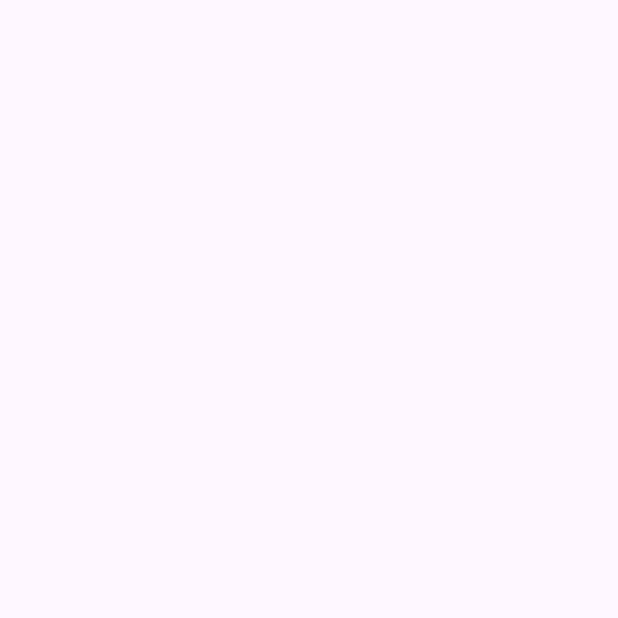
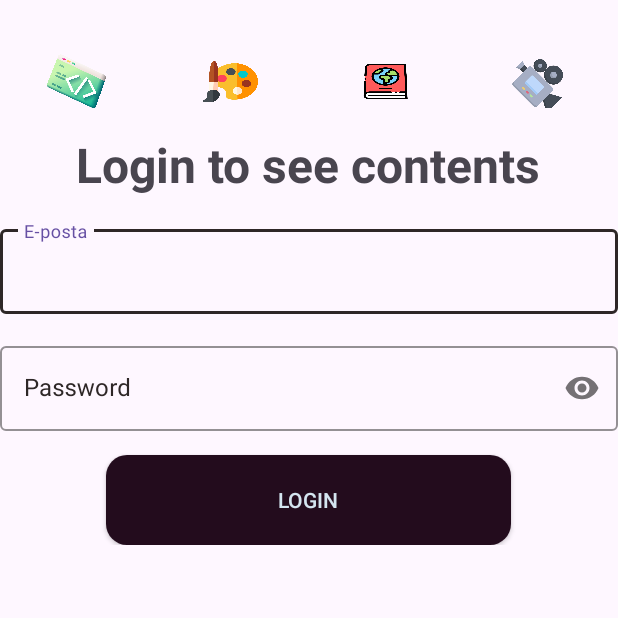
Before and after one commit to bymaskeli53/LearnConnect, an Android app: the screen it shows after launch (MainActivity), on a phone screen of 412 x 824 dp, the top half of it. Before the commit the part shown is empty. Run offline under Robolectric (Android 15) with nearby library versions, the phone set to English and light mode, and no system bars.

Commit message:
Create basic login screen

```diff
--- /dev/null
+++ b/app/src/main/res/drawable/button_shape.xml
@@ -0,0 +1,20 @@
+<?xml version="1.0" encoding="utf-8"?>
+<shape xmlns:android="http://schemas.android.com/apk/res/android" android:shape="rectangle" >
+    <corners
+        android:radius="14dp"
+        />
+    <solid
+        android:color="@color/background_button"
+        />
+    <padding
+        android:left="0dp"
+        android:top="0dp"
+        android:right="0dp"
+        android:bottom="0dp"
+        />
+    <size
+        android:width="270dp"
+        android:height="60dp"
+        />
+
+</shape>
--- /dev/null
+++ b/app/src/main/res/drawable/et_border_color.xml
@@ -0,0 +1,6 @@
+<?xml version="1.0" encoding="utf-8"?>
+<shape xmlns:android="http://schemas.android.com/apk/res/android">
+    <stroke
+        android:width="1dp"
+        android:color="@color/colorBorder" />
+</shape>
--- a/app/src/main/res/layout/activity_main.xml
+++ b/app/src/main/res/layout/activity_main.xml
@@ -7,6 +7,115 @@
     android:layout_height="match_parent"
     tools:context=".MainActivity">
 
+    <LinearLayout
+        android:id="@+id/linearLayout"
+        android:layout_width="match_parent"
+        android:layout_height="wrap_content"
+        android:layout_marginTop="36dp"
+        android:gravity="end"
+        android:orientation="horizontal"
+        android:weightSum="4"
+        app:layout_constraintStart_toStartOf="parent"
+        app:layout_constraintTop_toTopOf="parent">
+
+        <androidx.appcompat.widget.AppCompatImageView
+            android:id="@+id/iv_coding"
+            android:layout_width="36dp"
+            android:layout_height="36dp"
+            android:layout_weight="1"
+            android:rotation="19"
+            android:rotationX="23"
+            android:rotationY="19"
+            android:src="@drawable/ic_coding" />
+
+        <androidx.appcompat.widget.AppCompatImageView
+            android:id="@+id/iv_art"
+            android:layout_width="36dp"
+            android:layout_height="36dp"
+            android:layout_weight="1"
+            android:rotationX="40"
+            android:src="@drawable/ic_art" />
+
+        <androidx.appcompat.widget.AppCompatImageView
+            android:id="@+id/iv_geography"
+            android:layout_width="36dp"
+            android:layout_height="36dp"
+            android:layout_weight="1"
+            android:rotationX="49"
+            android:src="@drawable/ic_geography" />
+
+        <androidx.appcompat.widget.AppCompatImageView
+            android:id="@+id/iv_camera"
+            android:layout_width="36dp"
+            android:layout_height="36dp"
+            android:layout_weight="1"
+            android:rotation="45"
+            android:src="@drawable/ic_camera" />
+
+    </LinearLayout>
+
+    <LinearLayout
+        android:layout_width="match_parent"
+        android:layout_height="wrap_content"
+        android:orientation="vertical"
+        app:layout_constraintTop_toBottomOf="@id/linearLayout">
+
+        <androidx.appcompat.widget.AppCompatTextView
+            android:layout_width="wrap_content"
+            android:layout_height="wrap_content"
+            android:layout_gravity="center"
+            android:layout_marginTop="16dp"
+            android:text="@string/login_to_see_contents"
+            android:textSize="32sp"
+            android:textStyle="bold" />
+
+
+        <com.google.android.material.textfield.TextInputLayout
+            style="@style/Widget.MaterialComponents.TextInputLayout.OutlinedBox"
+            android:layout_width="match_parent"
+            android:layout_height="wrap_content"
+            android:layout_marginTop="16dp"
+            android:background="@null"
+            android:hint="E-posta"
+            android:textColorHint="@color/colorBorder"
+            app:boxStrokeColor="@color/colorBorder">
+
+            <com.google.android.material.textfield.TextInputEditText
+                android:layout_width="match_parent"
+                android:layout_height="wrap_content"
+                android:inputType="textEmailAddress" />
+        </com.google.android.material.textfield.TextInputLayout>
+
+
+        <com.google.android.material.textfield.TextInputLayout
+            style="@style/Widget.MaterialComponents.TextInputLayout.OutlinedBox"
+            android:layout_width="match_parent"
+            android:layout_height="wrap_content"
+            android:layout_marginTop="16dp"
+            android:background="@null"
+            android:hint="@string/password"
+            android:textColorHint="@color/colorBorder"
+            app:passwordToggleEnabled="true"
+            app:boxStrokeColor="@color/colorBorder">
+
+            <com.google.android.material.textfield.TextInputEditText
+
+                android:layout_width="match_parent"
+                android:layout_height="wrap_content"
+                android:inputType="textPassword" />
+        </com.google.android.material.textfield.TextInputLayout>
+
+
+        <androidx.appcompat.widget.AppCompatButton
+            android:layout_width="wrap_content"
+            android:layout_height="wrap_content"
+            android:layout_gravity="center"
+            android:layout_marginTop="16dp"
+            android:background="@drawable/button_shape"
+            android:text="@string/login"
+            android:textColor="@color/text_button" />
+
+    </LinearLayout>
 
 
 </androidx.constraintlayout.widget.ConstraintLayout>
--- /dev/null
+++ b/app/src/main/res/values-night/colors.xml
@@ -0,0 +1,6 @@
+<?xml version="1.0" encoding="utf-8"?>
+<resources>
+    <color name="colorBorder">#EBE8E8</color>
+    <color name="background_button">#9C27B0</color>
+    <color name="text_button">#D4E5F0</color>
+</resources>
--- a/app/src/main/res/values-night/themes.xml
+++ b/app/src/main/res/values-night/themes.xml
@@ -1,7 +1,7 @@
 <resources xmlns:tools="http://schemas.android.com/tools">
     <!-- Base application theme. -->
     <style name="Base.Theme.LearnConnect" parent="Theme.Material3.DayNight.NoActionBar">
-        <!-- Customize your dark theme here. -->
-        <!-- <item name="colorPrimary">@color/my_dark_primary</item> -->
+
+
     </style>
 </resources>
--- a/app/src/main/res/values/colors.xml
+++ b/app/src/main/res/values/colors.xml
@@ -2,4 +2,7 @@
 <resources>
     <color name="black">#FF000000</color>
     <color name="white">#FFFFFFFF</color>
+    <color name="colorBorder">#2E2727</color>
+    <color name="background_button">#230C1D</color>
+    <color name="text_button">#D4E5F0</color>
 </resources>
--- a/app/src/main/res/values/strings.xml
+++ b/app/src/main/res/values/strings.xml
@@ -1,3 +1,6 @@
 <resources>
     <string name="app_name">LearnConnect</string>
+    <string name="login_to_see_contents">Login to see contents</string>
+    <string name="password">Password</string>
+    <string name="login">Login</string>
 </resources>
--- a/app/src/main/res/values/themes.xml
+++ b/app/src/main/res/values/themes.xml
@@ -2,7 +2,8 @@
     <!-- Base application theme. -->
     <style name="Base.Theme.LearnConnect" parent="Theme.Material3.DayNight.NoActionBar">
         <!-- Customize your light theme here. -->
-        <!-- <item name="colorPrimary">@color/my_light_primary</item> -->
+        <!-- <item name="colorPrimary">@color/my_light_primary</item> -->>
+
     </style>
 
     <style name="Theme.LearnConnect" parent="Base.Theme.LearnConnect" />
```
Also changed, not shown: app/src/main/res/drawable/ic_art.png (added), app/src/main/res/drawable/ic_camera.png (added), app/src/main/res/drawable/ic_coding.png (added), app/src/main/res/drawable/ic_geography.png (added).
